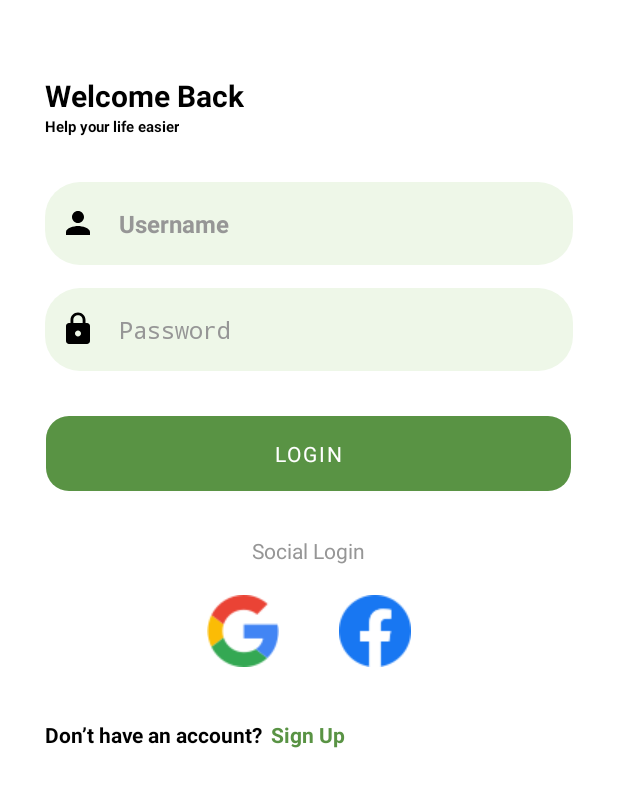
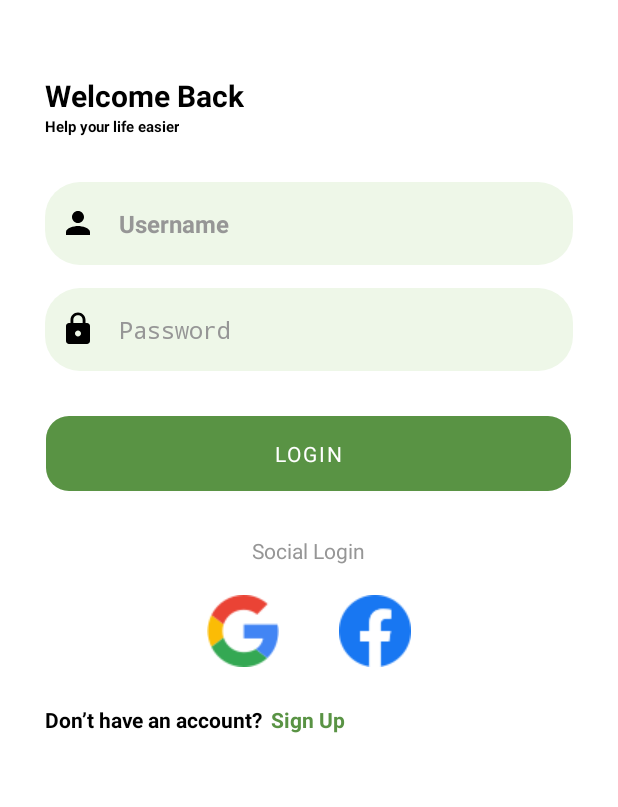
Before and after one commit to nineneel/vegefinder-mobile, an Android app: the screen it shows after launch (LoginActivity), on a phone screen of 412 x 824 dp, the part 245-1052 px from its top. Run offline under Robolectric (Android 15) with nearby library versions, the phone set to English and light mode, and no system bars.

```diff
--- a/app/src/main/java/com/dicoding/vegefinder/RegisterActivity.kt
+++ b/app/src/main/java/com/dicoding/vegefinder/RegisterActivity.kt
@@ -51,6 +51,11 @@ class RegisterActivity : AppCompatActivity() {
                 }
             }
         }
+
+        btnLogin = findViewById(R.id.signIn)
+        btnLogin.setOnClickListener {
+            startActivity(Intent(this, LoginActivity::class.java))
+        }
     }
 
     override fun onOptionsItemSelected(item: MenuItem): Boolean {
--- a/app/src/main/res/layout/activity_login.xml
+++ b/app/src/main/res/layout/activity_login.xml
@@ -125,7 +125,7 @@
         android:layout_width="match_parent"
         android:layout_height="wrap_content"
         android:orientation="horizontal"
-        android:layout_marginTop="35dp"
+        android:layout_marginTop="25dp"
         android:layout_marginStart="30dp">
 
         <TextView
--- a/app/src/main/res/layout/activity_register.xml
+++ b/app/src/main/res/layout/activity_register.xml
@@ -209,6 +209,7 @@
                 android:textStyle="bold" />
 
             <TextView
+                android:id="@+id/signIn"
                 android:layout_width="wrap_content"
                 android:layout_height="wrap_content"
                 android:layout_marginStart="5dp"
```
